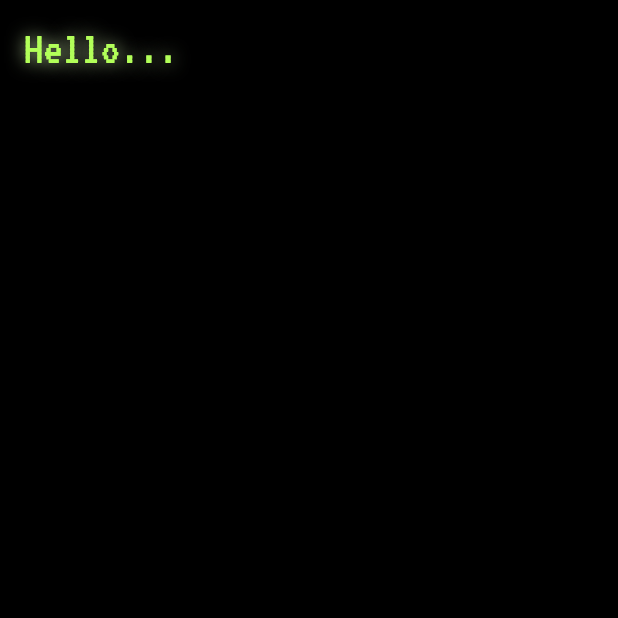
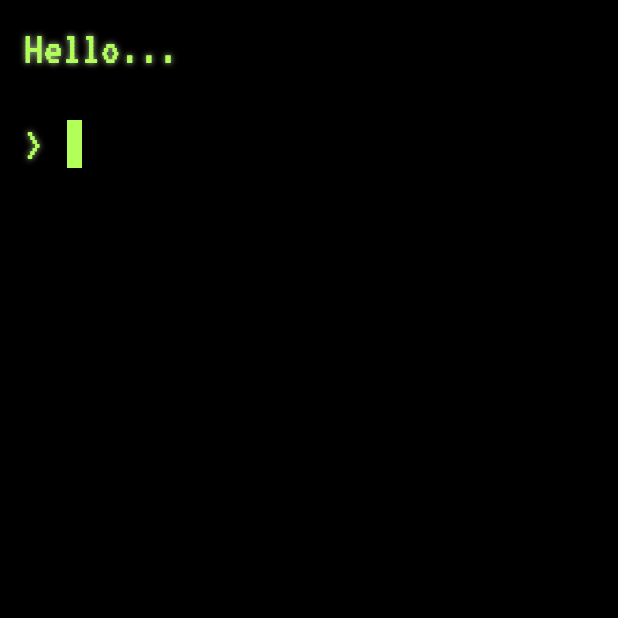
Before and after one commit to knyghtryda/FlutterForAll, a Flutter app: the screen it shows after launch, after a tap on "Command Prompt", on a phone screen of 412 x 824 dp, the top half of it. Run offline on Flutter 3.47's test engine with Material 2 defaults, Android fonts, the phone set to English and light mode, and no system bars; our stand-ins replace after_layout, animated_text_kit.

Commit message:
command prompt input works!

```diff
--- a/slhack/lib/command_prompt/command_prompt.dart
+++ b/slhack/lib/command_prompt/command_prompt.dart
@@ -1,5 +1,8 @@
+import 'package:after_layout/after_layout.dart';
 import 'package:animated_text_kit/animated_text_kit.dart';
 import 'package:flutter/material.dart';
+import 'package:provider/provider.dart';
+import 'package:slhack/state/game_state.dart';
 
 class CommandPrompt extends StatefulWidget {
   CommandPrompt({Key key}) : super(key: key);
@@ -8,40 +11,88 @@ class CommandPrompt extends StatefulWidget {
   _CommandPromptState createState() => _CommandPromptState();
 }
 
-class _CommandPromptState extends State<CommandPrompt> {
+class _CommandPromptState extends State<CommandPrompt>
+    with AfterLayoutMixin<CommandPrompt> {
+  bool promptActive = false;
+
+  @override
+  void afterFirstLayout(BuildContext context) {
+    final gameState = Provider.of<GameState>(context, listen: false);
+    gameState.addLine(Padding(
+      padding: const EdgeInsets.all(16.0),
+      child: TypewriterAnimatedTextKit(
+        onNext: (int, bool) async => await Future.delayed(Duration(seconds: 5)),
+        onFinished: () {
+          setState(() {
+            promptActive = true;
+          });
+        },
+        speed: Duration(milliseconds: 600),
+        isRepeatingAnimation: false,
+        textStyle: Theme.of(context).textTheme.bodyText1,
+        text: ['Hello...', 'Are you there?'],
+      ),
+    ));
+  }
+
   @override
   Widget build(BuildContext context) {
-    return Theme(
-      data: ThemeData(
-          brightness: Brightness.dark,
-          canvasColor: Colors.black,
-          textTheme: TextTheme(
-              bodyText1: TextStyle(
-                  color: Colors.lightGreenAccent,
-                  fontSize: 16,
-                  shadows: [
-                    Shadow(color: Colors.lightGreen[200], blurRadius: 10)
-                  ],
-                  fontFamily: 'VT323'))),
-      child: Scaffold(
-        body: Padding(
-          padding: const EdgeInsets.all(16.0),
-          child: TypewriterAnimatedTextKit(
-            onNext: (int, bool) async =>
-                await Future.delayed(Duration(seconds: 3)),
-            speed: Duration(milliseconds: 500),
-            isRepeatingAnimation: false,
-            textStyle: TextStyle(
-                fontFamily: 'VT323',
-                fontSize: 32,
-                color: Colors.lightGreenAccent,
-                shadows: [
-                  Shadow(color: Colors.lightGreen[200], blurRadius: 15)
-                ]),
-            text: ['Hello...', 'Are you there?'],
-          ),
-        ),
+    final gameState = Provider.of<GameState>(context);
+    return Scaffold(
+      body: Column(
+        crossAxisAlignment: CrossAxisAlignment.start,
+        children: [...gameState.lines, if (promptActive) Prompt()],
       ),
     );
   }
 }
+
+class Prompt extends StatelessWidget {
+  final TextEditingController controller = TextEditingController();
+  final FocusNode focusNode = FocusNode();
+  @override
+  Widget build(BuildContext context) {
+    return Padding(
+      padding: const EdgeInsets.all(16.0),
+      child: Row(
+        mainAxisSize: MainAxisSize.max,
+        children: [
+          Padding(
+            padding: const EdgeInsets.only(right: 16),
+            child: Text(
+              '>',
+              style: Theme.of(context).textTheme.bodyText1,
+            ),
+          ),
+          Expanded(
+            child: TextField(
+              focusNode: focusNode,
+              controller: controller,
+              style: Theme.of(context).textTheme.bodyText1,
+              cursorColor: Colors.lightGreenAccent,
+              cursorWidth: 10,
+              maxLength: 128,
+              maxLines: 1,
+              autocorrect: false,
+              decoration: null,
+              showCursor: true,
+              autofocus: true,
+              onSubmitted: (input) {
+                final gameState =
+                    Provider.of<GameState>(context, listen: false);
+                gameState.addLine(Padding(
+                  padding: const EdgeInsets.all(16.0),
+                  child:
+                      Text(input, style: Theme.of(context).textTheme.bodyText1),
+                ));
+                controller.clear();
+                focusNode.requestFocus();
+                print(input);
+              },
+            ),
+          ),
+        ],
+      ),
+    );
+  }
+}
--- a/slhack/lib/main.dart
+++ b/slhack/lib/main.dart
@@ -1,7 +1,9 @@
 import 'dart:math';
 
 import 'package:flutter/material.dart';
+import 'package:provider/provider.dart';
 import 'package:slhack/command_prompt/command_prompt.dart';
+import 'package:slhack/state/game_state.dart';
 
 void main() {
   runApp(MyApp());
@@ -131,8 +133,31 @@ class _MyHomePageState extends State<MyHomePage> {
                 ),
                 MaterialButton(
                   child: Text('Command Prompt'),
-                  onPressed: () => Navigator.push(context,
-                      MaterialPageRoute(builder: (context) => CommandPrompt())),
+                  onPressed: () => Navigator.push(
+                    context,
+                    MaterialPageRoute(
+                      builder: (context) => ChangeNotifierProvider(
+                        create: (_) => GameState(),
+                        child: Theme(
+                            data: ThemeData(
+                              brightness: Brightness.dark,
+                              canvasColor: Colors.black,
+                              textTheme: TextTheme(
+                                bodyText1: TextStyle(
+                                    fontFamily: 'VT323',
+                                    fontSize: 32,
+                                    color: Colors.lightGreenAccent,
+                                    shadows: [
+                                      Shadow(
+                                          color: Colors.lightGreen[200],
+                                          blurRadius: 5)
+                                    ]),
+                              ),
+                            ),
+                            child: CommandPrompt()),
+                      ),
+                    ),
+                  ),
                 )
               ],
             ),
--- /dev/null
+++ b/slhack/lib/state/game_state.dart
@@ -0,0 +1,15 @@
+import 'package:flutter/material.dart';
+
+class GameState extends ChangeNotifier {
+  List<Widget> lines = [];
+
+  void addLine(Widget line) {
+    lines.add(line);
+    notifyListeners();
+  }
+
+  void popLine() {
+    lines.removeLast();
+    notifyListeners();
+  }
+}
--- a/slhack/pubspec.yaml
+++ b/slhack/pubspec.yaml
@@ -29,6 +29,8 @@ dependencies:
   # Use with the CupertinoIcons class for iOS style icons.
   cupertino_icons: ^0.1.3
   animated_text_kit: ^2.2.0
+  provider: ^4.1.3
+  after_layout: ^1.0.7+2
 
 dev_dependencies:
   flutter_test:
```
Also changed, not shown: slhack/pubspec.lock.
